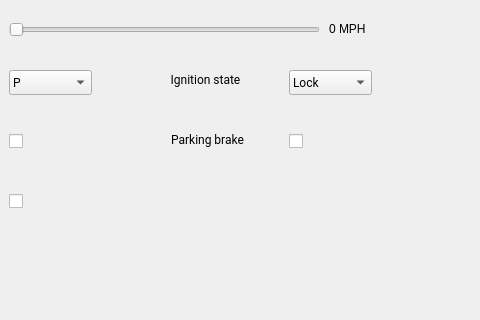
aosp-mirror/platform_external_qemu, file android/android-emu/android/skin/qt/extended-pages/car-data-emulation/car-sensor-data.ui: the form before one commit; both pictures show x 141 to 621 and y 0 to 320 of the 621 by 456 pixel window.
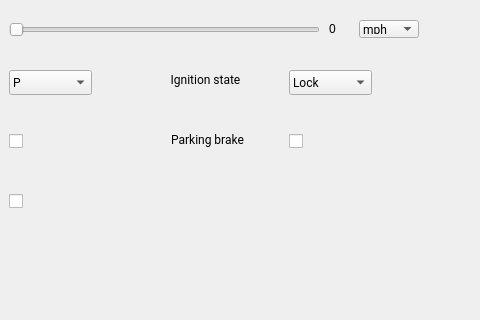
The form after the commit.

Commit message:
Add combo box for user to choose the speed unit, like mph, kmph
Test: manual,kitchen sink

Patch:
```diff
--- a/android/android-emu/android/skin/qt/extended-pages/car-data-emulation/car-sensor-data.ui
+++ b/android/android-emu/android/skin/qt/extended-pages/car-data-emulation/car-sensor-data.ui
@@ -70,10 +70,41 @@
      </rect>
     </property>
     <property name="text">
-     <string>0 MPH</string>
+     <string>0</string>
     </property>
    </widget>
   </widget>
+  <widget class="QComboBox" name="comboBox_speedUnit">
+   <property name="geometry">
+    <rect>
+     <x>500</x>
+     <y>20</y>
+     <width>60</width>
+     <height>18</height>
+    </rect>
+   </property>
+   <property name="font">
+    <font>
+     <family>Roboto</family>
+    </font>
+   </property>
+   <property name="styleSheet">
+    <string notr="true">padding: 3px 3px 3px 3px;</string>
+   </property>
+   <property name="currentIndex">
+    <number>0</number>
+   </property>
+   <item>
+    <property name="text">
+     <string>mph</string>
+    </property>
+   </item>
+   <item>
+    <property name="text">
+     <string>kmph</string>
+    </property>
+   </item>
+  </widget>
   <widget class="QGroupBox" name="groupBox_3">
    <property name="geometry">
     <rect>
```
The commit also changes 2 other files.
